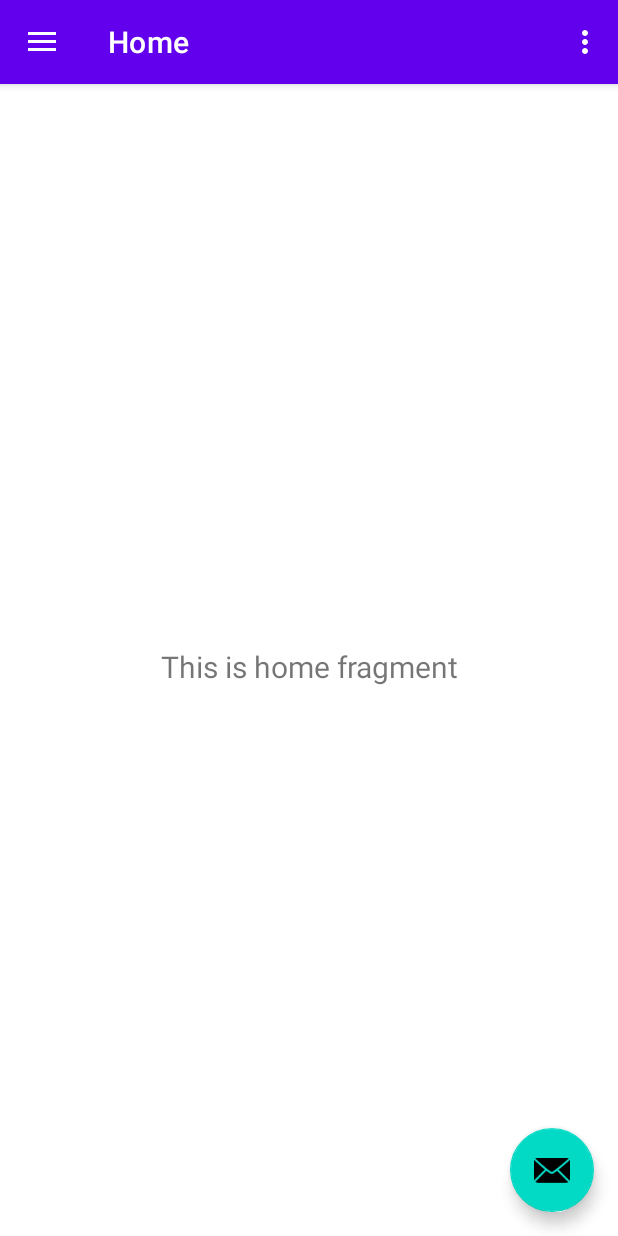
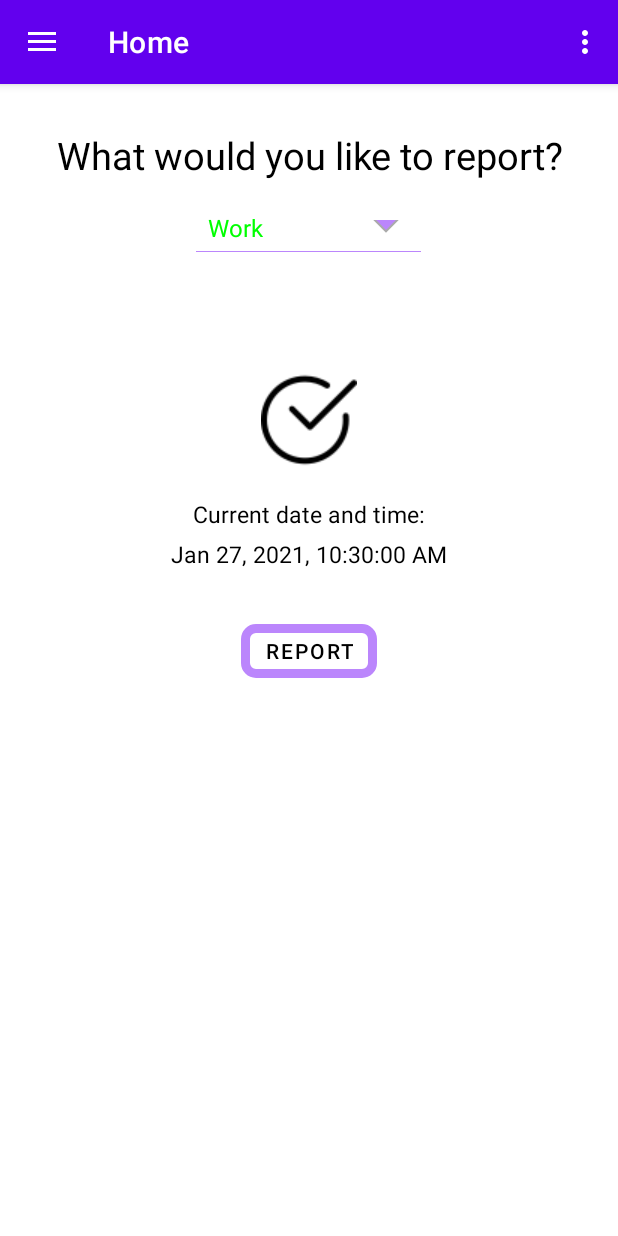
Before and after one commit to hilaperi/HoursReport, an Android app: the screen it shows after launch (MainActivity), on a phone screen of 412 x 824 dp. Run offline under Robolectric (Android 15) with nearby library versions, the phone set to English and light mode, and no system bars; our stand-ins replace navigation-ui.

Commit message:
ReportFragment
ReportFragment

```diff
--- a/app/src/main/java/hila/peri/hoursreportapp/ui/home/HomeFragment.java
+++ b/app/src/main/java/hila/peri/hoursreportapp/ui/home/HomeFragment.java
@@ -1,35 +1,100 @@
 package hila.peri.hoursreportapp.ui.home;
 
+import android.content.Intent;
+import android.content.res.Resources;
+import android.graphics.Color;
 import android.os.Bundle;
 import android.view.LayoutInflater;
 import android.view.View;
 import android.view.ViewGroup;
+import android.widget.AdapterView;
+import android.widget.Button;
+import android.widget.ImageView;
+import android.widget.Spinner;
 import android.widget.TextView;
+import android.util.Log;
+import android.view.View;
+import android.view.Menu;
+import android.widget.ArrayAdapter;
+import android.widget.Spinner;
+import android.widget.Toast;
 
 import androidx.annotation.NonNull;
 import androidx.annotation.Nullable;
+import androidx.appcompat.app.AppCompatActivity;
 import androidx.fragment.app.Fragment;
+import androidx.fragment.app.FragmentTransaction;
 import androidx.lifecycle.Observer;
 import androidx.lifecycle.ViewModelProvider;
+import java.util.Date;
+import hila.peri.hoursreportapp.R;
+import androidx.appcompat.app.AppCompatActivity;
 
-import hila.peri.hoursreportapp.R;
-
-public class HomeFragment extends Fragment {
+public class HomeFragment extends Fragment implements AdapterView.OnItemSelectedListener {
 
     private HomeViewModel homeViewModel;
+    String currentDateTimeString = java.text.DateFormat.getDateTimeInstance().format(new Date());
+    Button homePage_BTN_OK;
 
     public View onCreateView(@NonNull LayoutInflater inflater,
                              ViewGroup container, Bundle savedInstanceState) {
+
         homeViewModel =
                 new ViewModelProvider(this).get(HomeViewModel.class);
         View root = inflater.inflate(R.layout.fragment_home, container, false);
-        final TextView textView = root.findViewById(R.id.text_home);
+        final TextView homePage_TXT_header = root.findViewById(R.id.homePage_TXT_header);
+        Spinner homePage_SPN_type = root.findViewById(R.id.homePage_SPN_type);
+        final ImageView homePage_IMG_clock = root.findViewById(R.id.homePage_IMG_clock);
+        final TextView homePage_TXT_txtTime = root.findViewById(R.id.homePage_TXT_txtTime);
+        final TextView homePage_TXT_currentTime = root.findViewById(R.id.homePage_TXT_currentTime);
+        Button homePage_BTN_OK = root.findViewById(R.id.homePage_BTN_OK);
+        ArrayAdapter<CharSequence> adapter = ArrayAdapter.createFromResource(getActivity(), R.array.Repotrs_type, android.R.layout.simple_spinner_item);
+        adapter.setDropDownViewResource(android.R.layout.simple_spinner_dropdown_item);
+        homePage_SPN_type.setAdapter(adapter);
+        homePage_SPN_type.setOnItemSelectedListener(this);
+
+
         homeViewModel.getText().observe(getViewLifecycleOwner(), new Observer<String>() {
             @Override
             public void onChanged(@Nullable String s) {
-                textView.setText(s);
+                homePage_TXT_header.setText(s);
+                homePage_TXT_currentTime.setText(currentDateTimeString);
+
             }
         });
+
+        homePage_BTN_OK.setOnClickListener(new View.OnClickListener() {
+            @Override
+            public void onClick(View v) {
+                Intent intent = new Intent(getActivity(), HomeApprove.class);
+                startActivity(intent);            }
+        });
+
+
         return root;
     }
+
+
+
+
+    public void onPointerCaptureChanged(boolean hasCapture) {
+
+
+    }
+
+    @Override
+    public void onItemSelected(AdapterView<?> parent, View view, int position, long id) {
+        String text= parent.getItemAtPosition(position).toString();
+        Toast.makeText(parent.getContext(),text,Toast.LENGTH_SHORT).show();
+        ((TextView) parent.getChildAt(0)).setTextColor(Color.GREEN);
+
+    }
+
+
+        @Override
+        public void onNothingSelected(AdapterView<?> parent) {
+
+        }
+
+
 }
--- a/app/src/main/java/hila/peri/hoursreportapp/ui/home/HomeViewModel.java
+++ b/app/src/main/java/hila/peri/hoursreportapp/ui/home/HomeViewModel.java
@@ -3,6 +3,8 @@ package hila.peri.hoursreportapp.ui.home;
 import androidx.lifecycle.LiveData;
 import androidx.lifecycle.MutableLiveData;
 import androidx.lifecycle.ViewModel;
+
+import java.util.Date;
 
 public class HomeViewModel extends ViewModel {
 
@@ -10,8 +12,9 @@ public class HomeViewModel extends ViewModel {
 
     public HomeViewModel() {
         mText = new MutableLiveData<>();
-        mText.setValue("This is home fragment");
+        mText.setValue("What would you like to report?");
     }
+
 
     public LiveData<String> getText() {
         return mText;
--- a/app/src/main/res/drawable/side_nav_bar.xml
+++ b/app/src/main/res/drawable/side_nav_bar.xml
@@ -2,8 +2,8 @@
     android:shape="rectangle">
     <gradient
         android:angle="135"
-        android:centerColor="#009688"
-        android:endColor="#00695C"
-        android:startColor="#4DB6AC"
+        android:centerColor="#9ABCFCFE"
+        android:endColor="#99BCFCFE"
+        android:startColor="#99BCFCFE"
         android:type="linear" />
 </shape>
--- a/app/src/main/res/layout/app_bar_main.xml
+++ b/app/src/main/res/layout/app_bar_main.xml
@@ -22,12 +22,12 @@
 
     <include layout="@layout/content_main" />
 
-    <com.google.android.material.floatingactionbutton.FloatingActionButton
-        android:id="@+id/fab"
-        android:layout_width="wrap_content"
-        android:layout_height="wrap_content"
-        android:layout_gravity="bottom|end"
-        android:layout_margin="@dimen/fab_margin"
-        app:srcCompat="@android:drawable/ic_dialog_email" />
+<!--    <com.google.android.material.floatingactionbutton.FloatingActionButton-->
+<!--        android:id="@+id/fab"-->
+<!--        android:layout_width="wrap_content"-->
+<!--        android:layout_height="45dp"-->
+<!--        android:layout_gravity="bottom|end"-->
+<!--        android:layout_margin="@dimen/fab_margin"-->
+<!--        app:srcCompat="@android:drawable/ic_dialog_email" />-->
 
 </androidx.coordinatorlayout.widget.CoordinatorLayout>
--- a/app/src/main/res/layout/fragment_home.xml
+++ b/app/src/main/res/layout/fragment_home.xml
@@ -1,22 +1,85 @@
 <?xml version="1.0" encoding="utf-8"?>
-<androidx.constraintlayout.widget.ConstraintLayout xmlns:android="http://schemas.android.com/apk/res/android"
-    xmlns:app="http://schemas.android.com/apk/res-auto"
-    xmlns:tools="http://schemas.android.com/tools"
-    android:layout_width="match_parent"
-    android:layout_height="match_parent"
-    tools:context=".ui.home.HomeFragment">
+<LinearLayout xmlns:android="http://schemas.android.com/apk/res/android"
+    android:layout_width="fill_parent"
+    android:layout_height="wrap_content"
+    android:gravity="center"
+    android:orientation="vertical"
+    >
 
     <TextView
-        android:id="@+id/text_home"
+        android:id="@+id/homePage_TXT_header"
+        android:layout_width="wrap_content"
+        android:layout_height="wrap_content"
+        android:paddingTop="30dp"
+        android:text="What would you like to report?"
+        android:textSize="25dp"
+        android:textColor="@color/black"
+        android:gravity="center"
+
+        />
+
+    <Spinner
+        android:id="@+id/homePage_SPN_type"
+        android:gravity="bottom"
+        android:layout_marginTop="16dp"
+        android:background="@drawable/spinner_background"
+        android:layout_width="150dp"
+        android:layout_height="wrap_content"
+        android:clickable="true"
+        android:textSize="20sp"
+        android:text="TextView" />
+
+
+    <ImageView
+        android:id="@+id/homePage_IMG_clock"
+        android:layout_width="wrap_content"
+        android:layout_height="wrap_content"
+        android:paddingTop="80dp"
+        android:layout_gravity="center"
+        android:src="@drawable/done_icon"/>
+    <TextView
+        android:id="@+id/homePage_TXT_txtTime"
+        android:layout_width="wrap_content"
+        android:layout_height="wrap_content"
+        android:paddingTop="20dp"
+        android:text="@string/current_time"
+        android:textSize="15dp"
+        android:textColor="@color/black"
+        />
+    <TextView
+        android:id="@+id/homePage_TXT_currentTime"
+        android:layout_width="wrap_content"
+        android:layout_height="wrap_content"
+        android:paddingTop="5dp"
+        android:text="11:11"
+        android:textSize="15dp"
+        android:textColor="@color/black"
+        />
+
+    <LinearLayout
+
+        android:gravity="center"
+        android:orientation="horizontal"
+        xmlns:android="http://schemas.android.com/apk/res/android"
+        xmlns:app="http://schemas.android.com/apk/res-auto"
         android:layout_width="match_parent"
-        android:layout_height="wrap_content"
-        android:layout_marginStart="8dp"
-        android:layout_marginTop="8dp"
-        android:layout_marginEnd="8dp"
-        android:textAlignment="center"
-        android:textSize="20sp"
-        app:layout_constraintBottom_toBottomOf="parent"
-        app:layout_constraintEnd_toEndOf="parent"
-        app:layout_constraintStart_toStartOf="parent"
-        app:layout_constraintTop_toTopOf="parent" />
-</androidx.constraintlayout.widget.ConstraintLayout>
+        android:layout_height="match_parent">
+
+
+        <com.google.android.material.button.MaterialButton
+            android:id="@+id/homePage_BTN_OK"
+            style="@style/Widget.MaterialComponents.Button.OutlinedButton"
+            android:layout_width="wrap_content"
+            android:layout_height="wrap_content"
+            android:text="@string/OK_button"
+            app:strokeColor="@color/purple_200"
+            app:strokeWidth="6dp"
+            app:layout_constraintStart_toStartOf="parent"
+            app:cornerRadius="10dp"
+            android:layout_margin="30dp"
+            android:textColor="@color/black"
+
+            />
+
+    </LinearLayout>
+</LinearLayout>
--- a/app/src/main/res/layout/fragment_slideshow.xml
+++ b/app/src/main/res/layout/fragment_slideshow.xml
@@ -19,4 +19,6 @@
         app:layout_constraintEnd_toEndOf="parent"
         app:layout_constraintStart_toStartOf="parent"
         app:layout_constraintTop_toTopOf="parent" />
+
+
 </androidx.constraintlayout.widget.ConstraintLayout>
--- a/app/src/main/res/layout/nav_header_main.xml
+++ b/app/src/main/res/layout/nav_header_main.xml
@@ -4,32 +4,37 @@
     android:layout_width="match_parent"
     android:layout_height="@dimen/nav_header_height"
     android:background="@drawable/side_nav_bar"
-    android:gravity="bottom"
+    android:gravity="center"
     android:orientation="vertical"
-    android:paddingLeft="@dimen/activity_horizontal_margin"
     android:paddingTop="@dimen/activity_vertical_margin"
     android:paddingRight="@dimen/activity_horizontal_margin"
     android:paddingBottom="@dimen/activity_vertical_margin"
-    android:theme="@style/ThemeOverlay.AppCompat.Dark">
+    android:theme="@style/ThemeOverlay.AppCompat.Dark"
+>
 
     <ImageView
         android:id="@+id/imageView"
-        android:layout_width="wrap_content"
-        android:layout_height="wrap_content"
-        android:contentDescription="@string/nav_header_desc"
-        android:paddingTop="@dimen/nav_header_vertical_spacing"
-        app:srcCompat="@mipmap/ic_launcher_round" />
+        android:layout_width="80dp"
+        android:layout_height="80dp"
+        android:gravity="center"
+        app:srcCompat="@drawable/main_icon"
+        />
 
     <TextView
         android:layout_width="match_parent"
         android:layout_height="wrap_content"
         android:paddingTop="@dimen/nav_header_vertical_spacing"
-        android:text="@string/nav_header_title"
-        android:textAppearance="@style/TextAppearance.AppCompat.Body1" />
+        android:text="@string/app_name"
+        android:textAppearance="@style/TextAppearance.AppCompat.Body1"
+        android:textColor="@color/black"
+        android:gravity="center"
+        />
 
     <TextView
         android:id="@+id/textView"
         android:layout_width="wrap_content"
         android:layout_height="wrap_content"
-        android:text="@string/nav_header_subtitle" />
+        android:text="@string/nav_header_subtitle"
+        android:textColor="@color/black"/>
+
 </LinearLayout>
--- a/app/src/main/res/menu/activity_main_drawer.xml
+++ b/app/src/main/res/menu/activity_main_drawer.xml
@@ -6,15 +6,15 @@
     <group android:checkableBehavior="single">
         <item
             android:id="@+id/nav_home"
-            android:icon="@drawable/ic_menu_camera"
+            android:icon="@drawable/home_icon"
             android:title="@string/menu_home" />
         <item
+            android:id="@+id/nav_slideshow"
+            android:icon="@drawable/report2_icon"
+            android:title="@string/menu_reports" />
+        <item
             android:id="@+id/nav_gallery"
-            android:icon="@drawable/ic_menu_gallery"
-            android:title="@string/menu_gallery" />
-        <item
-            android:id="@+id/nav_slideshow"
-            android:icon="@drawable/ic_menu_slideshow"
-            android:title="@string/menu_slideshow" />
+            android:icon="@drawable/summary_icon"
+            android:title="@string/menu_summary" />
     </group>
 </menu>
--- a/app/src/main/res/navigation/mobile_navigation.xml
+++ b/app/src/main/res/navigation/mobile_navigation.xml
@@ -14,12 +14,12 @@
     <fragment
         android:id="@+id/nav_gallery"
         android:name="hila.peri.hoursreportapp.ui.gallery.GalleryFragment"
-        android:label="@string/menu_gallery"
+        android:label="@string/menu_reports"
         tools:layout="@layout/fragment_gallery" />
 
     <fragment
         android:id="@+id/nav_slideshow"
         android:name="hila.peri.hoursreportapp.ui.slideshow.SlideshowFragment"
-        android:label="@string/menu_slideshow"
+        android:label="@string/menu_summary"
         tools:layout="@layout/fragment_slideshow" />
 </navigation>
--- a/app/src/main/res/values/colors.xml
+++ b/app/src/main/res/values/colors.xml
@@ -7,4 +7,6 @@
     <color name="teal_700">#FF018786</color>
     <color name="black">#FF000000</color>
     <color name="white">#FFFFFFFF</color>
+    <color name="hamburgerMenuColor">#9ABCFCFE</color>
+
 </resources>
--- a/app/src/main/res/values/strings.xml
+++ b/app/src/main/res/values/strings.xml
@@ -1,13 +1,25 @@
 <resources>
-    <string name="app_name">HoursReportAPp</string>
+    <string name="app_name">Hours Report App</string>
     <string name="navigation_drawer_open">Open navigation drawer</string>
     <string name="navigation_drawer_close">Close navigation drawer</string>
     <string name="nav_header_title">Android Studio</string>
     <string name="nav_header_subtitle">android.studio@android.com</string>
     <string name="nav_header_desc">Navigation header</string>
     <string name="action_settings">Settings</string>
+    <string name="user_name">Hila Hagit</string>
+    <string name="current_time">Current date and time:</string>
+    <string name="menu_home">Home</string>
+    <string name="menu_reports">Reports</string>
+    <string name="menu_summary">Summary</string>
+    <string name="back_button">Back</string>
+    <string name="OK_button">Report</string>
+    <string name="thank_you">Thank you</string>
+    <string name="finish">Finished</string>
 
-    <string name="menu_home">Home</string>
-    <string name="menu_gallery">Gallery</string>
-    <string name="menu_slideshow">Slideshow</string>
+
+    <string-array name="Repotrs_type">
+        <item>Work</item>
+        <item>Free</item>
+        <item>Sick</item>
+    </string-array>
 </resources>
```
